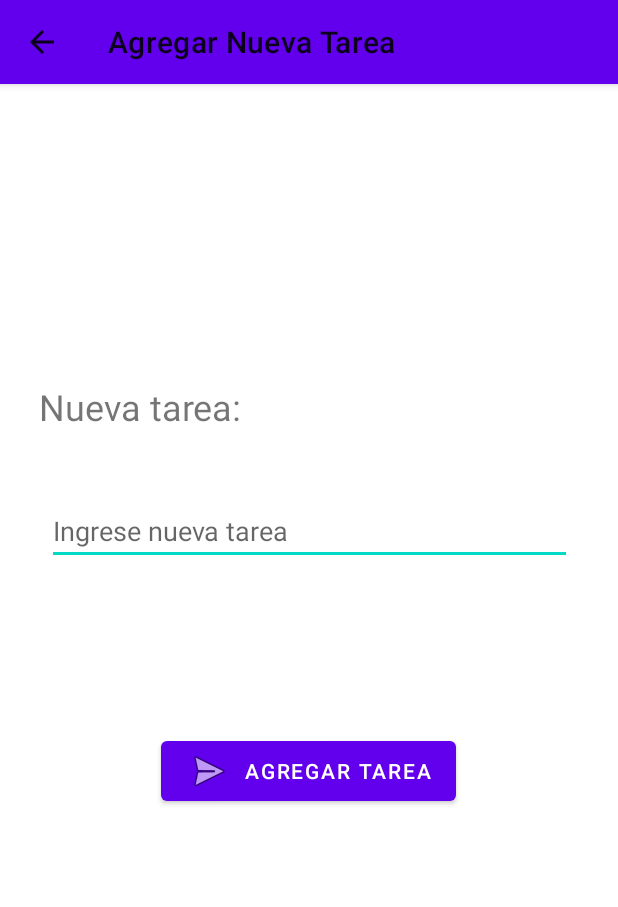
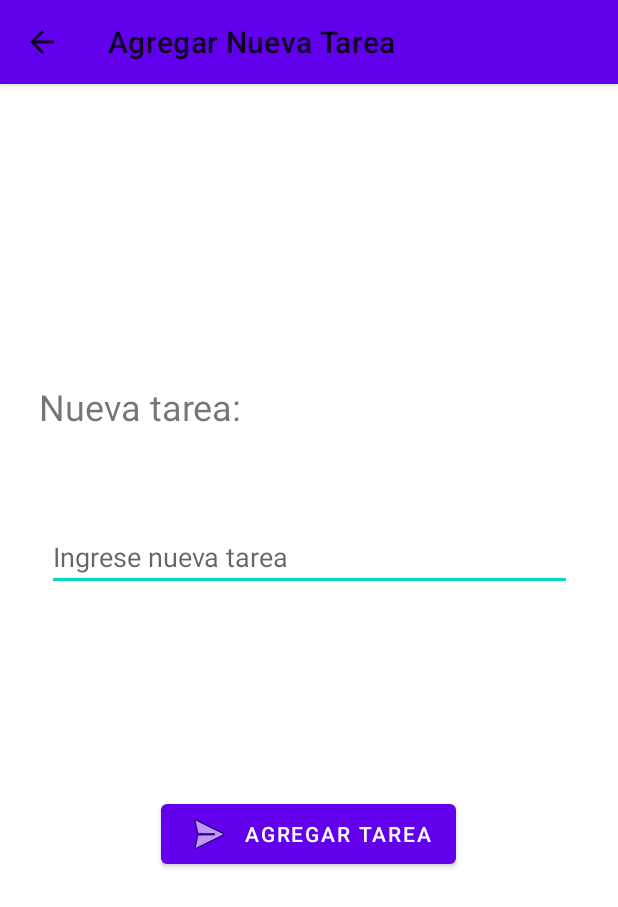
Before and after one commit to royeryangali/Lab2G1, an Android app: the agregar_tarea screen opened directly, with no data from a screen before it, on a phone screen of 412 x 824 dp. Shown: the top 907 px of the screen. Run offline under Robolectric (Android 15) with nearby library versions, the phone set to English and light mode, and no system bars; 1 statement that could not run was skipped.

Commit message:
cambiando tema principal

```diff
--- a/app/src/main/java/pe/edu/pucp/tel306/agregar_tarea.java
+++ b/app/src/main/java/pe/edu/pucp/tel306/agregar_tarea.java
@@ -3,6 +3,7 @@
 import androidx.appcompat.app.AppCompatActivity;
 
 import android.content.Intent;
+import android.content.SharedPreferences;
 import android.os.Bundle;
 import android.view.View;
 import android.widget.Button;
@@ -15,6 +16,7 @@
 
 public class agregar_tarea extends AppCompatActivity {
 
+
     @Override
     protected void onCreate(Bundle savedInstanceState) {
         super.onCreate(savedInstanceState);
@@ -22,13 +24,13 @@
         setTitle("Agregar Nueva Tarea");
 
         Intent intent = getIntent();
-        final Usuario usuario = (Usuario)intent.getSerializableExtra("usu2");
+        final Usuario usuario = (Usuario) intent.getSerializableExtra("usu2");
         ArrayList<String> listaTareasRegistrada = usuario.getListaTarea();
 
         TextView textView = findViewById(R.id.textViewCampo);
         String textoDelCampo = textView.getText().toString();
 
-        switch (usuario.getEspecialidad()){
+       /* switch (usuario.getEspecialidad()) {
             case "electronica":
                 agregar_tarea.this.setTheme(R.style.mdcThemeElectro);
                 break;
@@ -38,7 +40,7 @@
                 agregar_tarea.this.setTheme(R.style.mdcThemeInf);
             default:
                 agregar_tarea.this.setTheme(R.style.porDefecto);
-        }
+        } */
 
         if (textoDelCampo.isEmpty()) {
             Toast.makeText(agregar_tarea.this, "Error, tarea nueva vacía.", Toast.LENGTH_SHORT).show();
@@ -54,8 +56,8 @@
                         @Override
                         public void onClick(View view) {
                             Intent intent1 = new Intent(agregar_tarea.this, tareas_pendientes.class);
-                            intent1.putExtra("usu2",usuario);
-                            setResult(RESULT_OK,intent1);
+                            intent1.putExtra("usu2", usuario);
+                            setResult(RESULT_OK, intent1);
                             finish();
                         }
                     });
--- a/app/src/main/res/layout/activity_agregar_tarea.xml
+++ b/app/src/main/res/layout/activity_agregar_tarea.xml
@@ -16,8 +16,7 @@
         app:layout_constraintEnd_toEndOf="parent"
         app:layout_constraintHorizontal_bias="0.498"
         app:layout_constraintStart_toStartOf="parent"
-        app:layout_constraintTop_toTopOf="parent"
-        app:layout_constraintVertical_bias="0.603" />
+        app:layout_constraintTop_toBottomOf="@+id/textView2" />
 
     <TextView
         android:id="@+id/textView2"
--- a/app/src/main/res/values/styles.xml
+++ b/app/src/main/res/values/styles.xml
@@ -7,7 +7,7 @@
         <item name="colorAccent">@color/colorAccent</item>
     </style>
 
-    <style name="porDefecto" parent="Theme.MaterialComponents.Light"></style>
+    <style name="porDefecto" parent="Theme.MaterialComponents.DayNight"></style>
 
     <style name="mdcThemeInf" parent="Theme.MaterialComponents.DayNight">
         <item name="colorPrimary">#171EBA</item>
```
